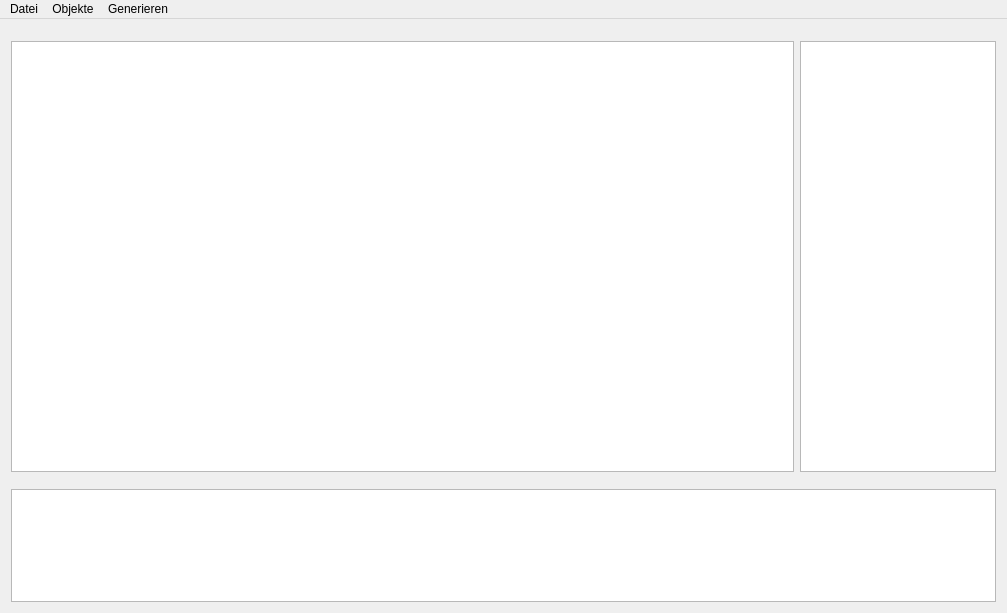
The window that config-tool/gui/mainwindow.ui (carstenbru/fpga-log) describes before a commit, drawn with Qt 5.
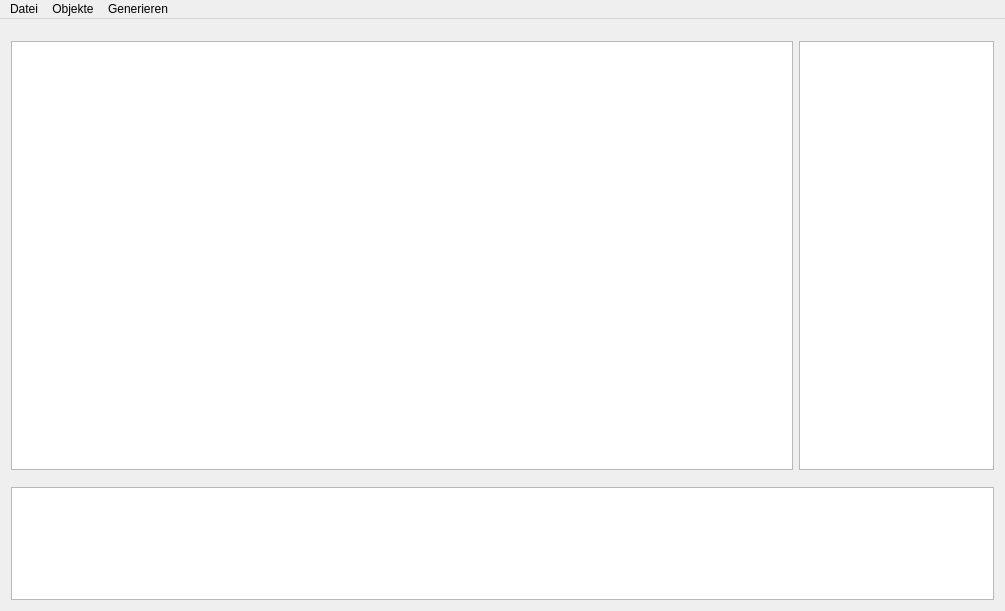
The same window after the commit. Icons and pictures are not drawn.

Commit message: config-tool: icon

Patch:
```diff
--- a/config-tool/gui/mainwindow.ui
+++ b/config-tool/gui/mainwindow.ui
@@ -6,8 +6,8 @@
    <rect>
     <x>0</x>
     <y>0</y>
-    <width>1007</width>
-    <height>613</height>
+    <width>1005</width>
+    <height>611</height>
    </rect>
   </property>
   <property name="windowTitle">
@@ -70,7 +70,7 @@
     <rect>
      <x>0</x>
      <y>0</y>
-     <width>1007</width>
+     <width>1005</width>
      <height>21</height>
     </rect>
    </property>
```
Left out of the diff: 8 changed lines with no effect on the pictures. The commit also changes 2 other files.
